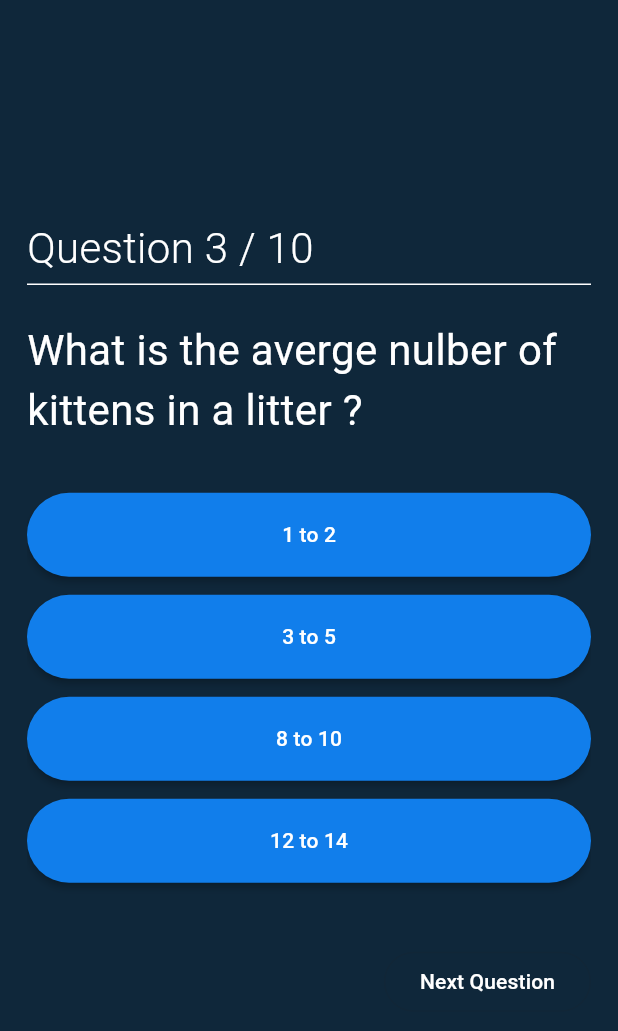
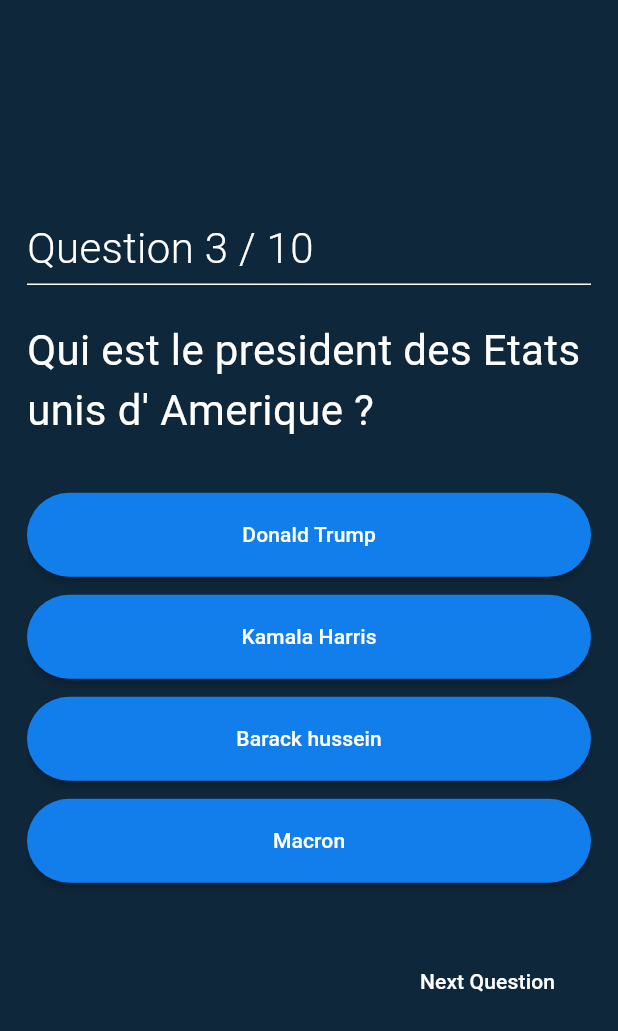
Before and after one commit to Idriss-rayan/Quiz, a Flutter app: the screen it shows after launch, swiped to page 3, on a phone screen of 412 x 824 dp. Shown: the top 1031 px of the screen. Run offline on Flutter 3.47's test engine with Material 3 defaults, Android fonts, the phone set to English and light mode, and no system bars.

Commit message:
first commit

```diff
--- a/lib/data/question_list.dart
+++ b/lib/data/question_list.dart
@@ -18,11 +18,11 @@ List<QuestionModel> questions = [
     "When it feels content": false,
     "All of the above": true,
   }),
-  QuestionModel("What is the averge nulber of kittens in a litter ?", {
-    "1 to 2": false,
-    "3 to 5": true,
-    "8 to 10": false,
-    "12 to 14": false,
+  QuestionModel("Qui est le president des Etats unis d' Amerique ?", {
+    "Donald Trump": true,
+    "Kamala Harris": false,
+    "Barack hussein": false,
+    "Macron": false,
   }),
   QuestionModel("How many moons does Mars have ?", {
     "1": false,
```
